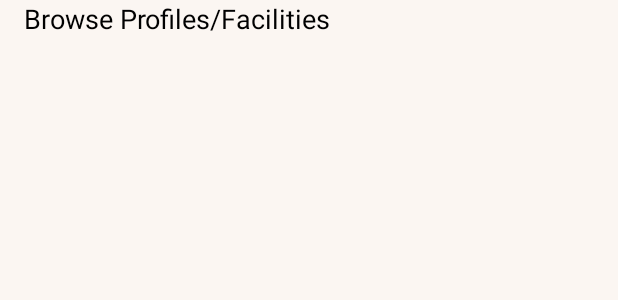
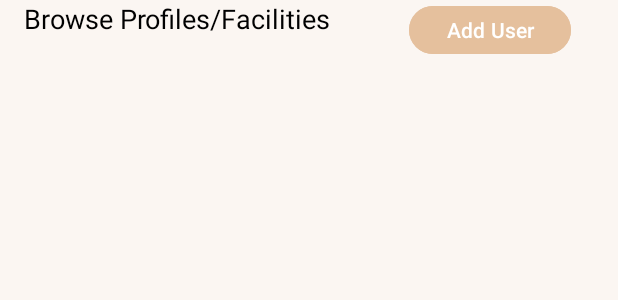
Before and after one commit to CMPUT301F24jobber/QueueUp, an Android app: the layout admin_users_fragment.xml on its own in the app's theme, with its tools: preview values and no code run, on a phone screen of 412 x 824 dp. Shown: the top 300 px of the screen. Run offline under Robolectric (Android 15) with nearby library versions, the light colour scheme and no system bars.

Commit message:
add user button added but not functionality yet

```diff
--- a/app/build.gradle.kts
+++ b/app/build.gradle.kts
@@ -56,4 +56,5 @@ dependencies {
     annotationProcessor("com.github.bumptech.glide:compiler:4.12.0")
     implementation("com.google.zxing:core:3.5.1")
     implementation("com.journeyapps:zxing-android-embedded:4.3.0")
+    implementation("androidx.fragment:fragment:1.8.5")
 }
--- a/app/src/main/res/layout/admin_users_fragment.xml
+++ b/app/src/main/res/layout/admin_users_fragment.xml
@@ -23,10 +23,19 @@
         android:id="@+id/admin_user_list"
         android:layout_width="match_parent"
         android:layout_height="wrap_content"
-        app:layout_constraintTop_toBottomOf="@id/browseUsersTitle"
         app:layout_constraintEnd_toEndOf="parent"
         app:layout_constraintStart_toStartOf="parent"
-        android:layout_marginTop="10dp"/>
+        app:layout_constraintTop_toBottomOf="@+id/button" />
+
+    <Button
+        android:id="@+id/button"
+        android:layout_width="108dp"
+        android:layout_height="40dp"
+        android:layout_marginStart="52dp"
+        android:backgroundTint="@color/beige"
+        android:text="Add User"
+        app:layout_constraintStart_toEndOf="@+id/browseUsersTitle"
+        tools:layout_editor_absoluteY="-6dp" />
 
 
 </androidx.constraintlayout.widget.ConstraintLayout>
```
Also changed, not shown: app/src/main/java/com/example/queueup/views/admin/AdminClickUserFragment.java (+53 -15 lines), app/src/main/java/com/example/queueup/views/admin/AdminUsersFragment.java (+16 -3 lines), app/src/main/res/layout/admin_clicks_user.xml (+0 -7 lines).
